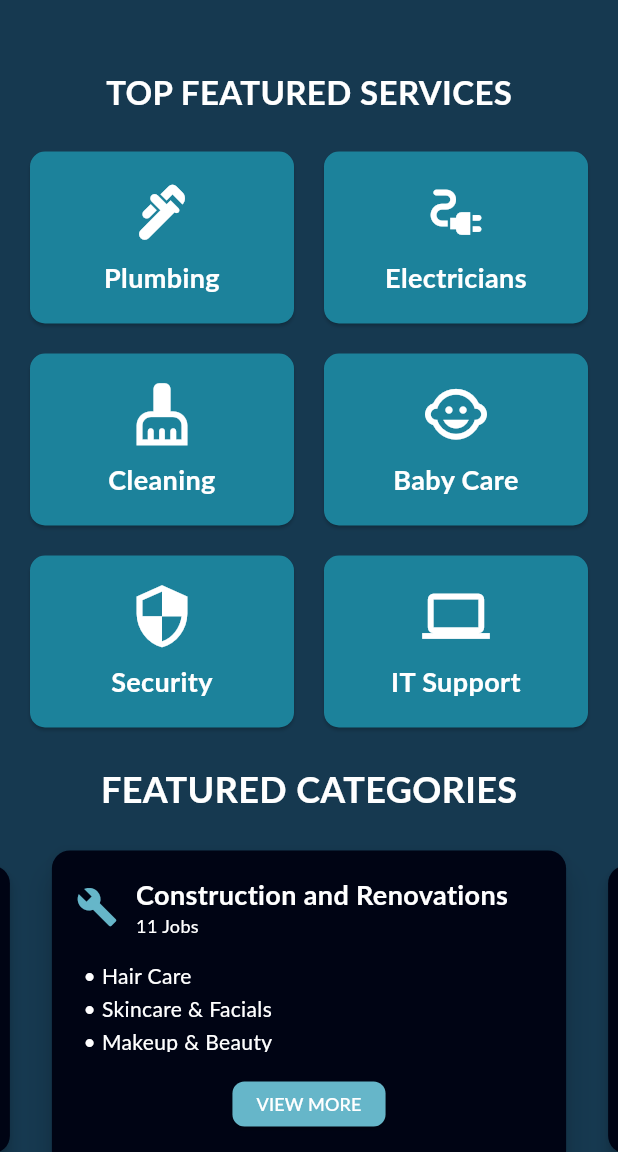
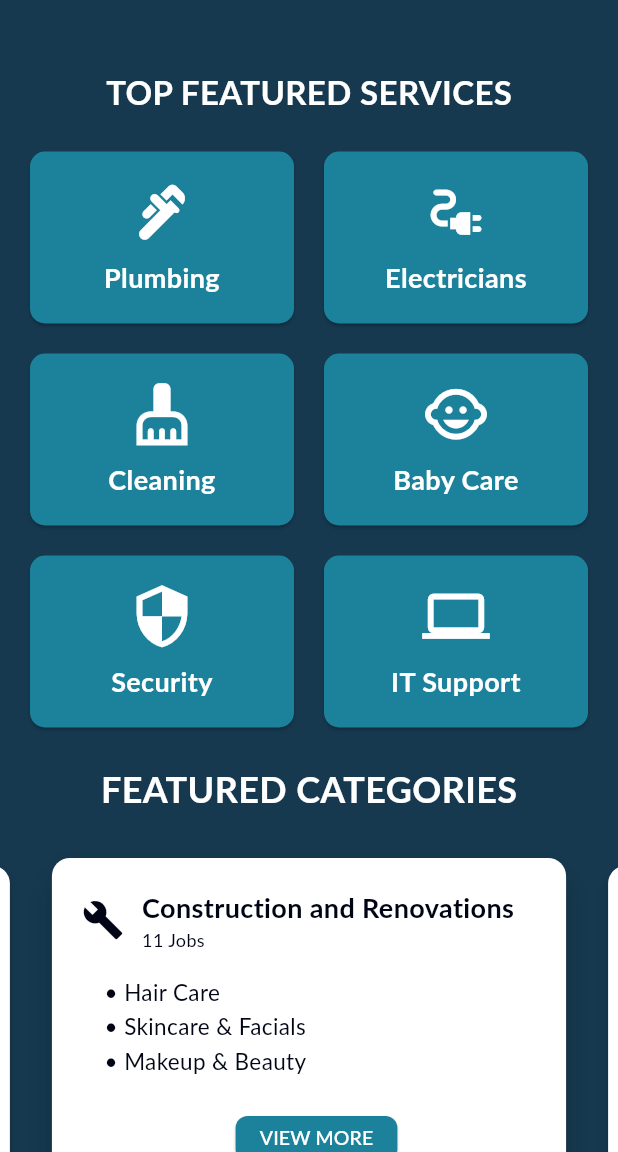
Before and after one commit to plymouth-projects/mad-project, a Flutter app: the screen it shows after launch, scrolled down 576 dp, on a phone screen of 412 x 824 dp, the part 84-1236 px from its top. Run offline on Flutter 3.47's test engine with Material 3 defaults, Android fonts, the phone set to English and light mode, and no system bars; our stand-ins replace flutter_svg.

Commit message:
refactor:change the hall codebase

```diff
--- a/lib/main.dart
+++ b/lib/main.dart
@@ -1,6 +1,6 @@
 import 'package:flutter/material.dart';
-import 'widgets/navbar.dart'; // Import the navbar file
-import 'utils/app_colors.dart'; // Import the custom colors
+import 'views/home/home_screen.dart'; // Updated import path
+import 'config/app_colors.dart'; // Updated import path
 
 void main() => runApp(const MyApp());
 
--- /dev/null
+++ b/lib/views/home/home_screen.dart
@@ -0,0 +1,122 @@
+import 'package:flutter/material.dart';
+import 'package:flutter_svg/flutter_svg.dart';
+import '../../config/app_colors.dart';
+import '../../widgets/hero_section.dart';
+import '../../widgets/top_services.dart';
+import '../../widgets/category_section.dart';
+
+class HomeScreen extends StatelessWidget {
+  const HomeScreen({super.key});
+
+  @override
+  Widget build(BuildContext context) {
+    return Scaffold(
+      appBar: AppBar(
+        title: SvgPicture.asset(
+          'assets/images/findwork.svg',
+          height: 19,
+        ),
+        actions: [
+          Padding(
+            padding: const EdgeInsets.only(right: 30.0),
+            child: IconButton(
+              icon: const Icon(Icons.account_circle_outlined, color: Colors.white),
+              iconSize: 30,
+              onPressed: () {
+                // Handle search icon tap
+              },
+            ),
+          ),
+        ],
+      ),
+      drawer: _buildDrawer(context),
+      body: SingleChildScrollView(
+        child: Column(
+          children: [
+            const HeroSection(),
+            const TopServices(),
+            const CategorySection(),
+          ],
+        ),
+      ),
+    );
+  }
+
+  Drawer _buildDrawer(BuildContext context) {
+    return Drawer(
+      child: Container(
+        color: AppColors.navyBlue,
+        child: Column(
+          crossAxisAlignment: CrossAxisAlignment.stretch,
+          children: [
+            // Drawer header with logo
+            Padding(
+              padding: const EdgeInsets.only(top: 65.0, left: 16.0, bottom: 16.0),
+              child: Row(
+                children: [
+                  SvgPicture.asset(
+                    'assets/images/findwork.svg',
+                    height: 19,
+                  ),
+                ],
+              ),
+            ),
+            const Divider(color: Colors.white24, height: 1),
+
+            // Menu items
+            _buildMenuItem('Home', Icons.home_outlined, isSelected: true),
+            _buildMenuItem('Job Hub', Icons.work_outline),
+            _buildMenuItem('WorkForce Hub', Icons.people_outline),
+            _buildMenuItem('Business Hub', Icons.business_outlined),
+            _buildMenuItem('About Us', Icons.info_outline),
+
+            const Spacer(), // Pushes the bottom items to the bottom of the drawer
+
+            // Bottom menu items
+            const Divider(color: Colors.white24, height: 1),
+            _buildMenuItem('Settings', Icons.settings_outlined),
+            _buildMenuItem('Log In / Sign Up', Icons.login_outlined),
+
+            // Version info at bottom
+            const Padding(
+              padding: EdgeInsets.symmetric(vertical: 16.0, horizontal: 16.0),
+              child: Text(
+                'Version 1.0.0',
+                style: TextStyle(color: Colors.white54, fontSize: 12),
+                textAlign: TextAlign.center,
+              ),
+            ),
+          ],
+        ),
+      ),
+    );
+  }
+
+  Widget _buildMenuItem(String title, IconData icon, {bool isSelected = false}) {
+    return ListTile(
+      leading: Icon(
+        icon,
+        color: isSelected ? AppColors.accentBlue : Colors.white,
+        size: 24,
+      ),
+      title: Text(
+        title,
+        style: TextStyle(
+          color: isSelected ? AppColors.accentBlue : Colors.white,
+          fontSize: 16,
+          fontWeight: isSelected ? FontWeight.bold : FontWeight.normal,
+        ),
+      ),
+      onTap: () {
+        // Handle navigation here
+        // For demonstration, we're just closing the drawer
+        // Navigator.pop(context);
+
+        // In a real app, you would navigate to the respective screen:
+        // Navigator.pushNamed(context, '/job-hub');
+      },
+      dense: true,
+      contentPadding: const EdgeInsets.symmetric(horizontal: 24.0, vertical: 8.0),
+    );
+  }
+}
--- a/lib/widgets/categories.dart
+++ b/lib/widgets/category_section.dart
@@ -1,15 +1,15 @@
 import 'dart:async';
 import 'package:flutter/material.dart';
-import 'package:mad_project/utils/app_colors.dart';
+import '../config/app_colors.dart'; // Updated import path
 
-class CategoriesSection extends StatefulWidget {
-  const CategoriesSection({super.key});
+class CategorySection extends StatefulWidget {
+  const CategorySection({super.key});
 
   @override
-  State<CategoriesSection> createState() => _CategoriesSectionState();
+  State<CategorySection> createState() => _CategorySectionState();
 }
 
-class _CategoriesSectionState extends State<CategoriesSection> {
+class _CategorySectionState extends State<CategorySection> {
   final PageController _pageController = PageController(viewportFraction: 0.9);
   int _currentPage = 0;
   late Timer _autoplayTimer;
@@ -41,14 +41,11 @@ class _CategoriesSectionState extends State<CategoriesSection> {
           curve: Curves.easeInOut,
         );
       } else {
-        // Instead of jumping directly, we'll do a "fake" infinite scroll
-        // by setting up a listener to detect when animation ends
         _pageController.animateToPage(
-          categories.length, // Animate to one beyond the last page
+          categories.length,
           duration: const Duration(milliseconds: 500),
           curve: Curves.easeInOut,
         ).then((_) {
-          // After animation completes, jump back to first page without animation
           _pageController.jumpToPage(0);
         });
       }
@@ -84,7 +81,7 @@ class _CategoriesSectionState extends State<CategoriesSection> {
           ),
         ),
         SizedBox(
-          height: 220, // Increased height from 200 to 220 to accommodate content
+          height: 250, // Increased height from 200 to 220 to accommodate content
           child: PageView.builder(
             controller: _pageController,
             itemCount: categories.length + 1, // Add one extra item for smooth looping
@@ -95,7 +92,7 @@ class _CategoriesSectionState extends State<CategoriesSection> {
               bool isActive = index == _currentPage;
               return AnimatedContainer(
                 duration: const Duration(milliseconds: 300),
-                margin: EdgeInsets.symmetric(horizontal: 10, vertical: isActive ? 0 : 10),
+                margin: EdgeInsets.symmetric(horizontal: 10, vertical: isActive ? 5 : 10),
                 child: _buildCategoryCard(
                   category['title']!,
                   category['icon']!,
@@ -135,19 +132,18 @@ class _CategoriesSectionState extends State<CategoriesSection> {
 
   Widget _buildCategoryCard(String title, IconData icon, String jobs, List<String> services, bool isActive) {
     return Card(
-      color: AppColors.navyBlue,
+      color: AppColors.white,
       shape: RoundedRectangleBorder(borderRadius: BorderRadius.circular(12)),
       elevation: isActive ? 8 : 4,
       child: Padding(
-        padding: const EdgeInsets.all(16.0),
+        padding: const EdgeInsets.only(left:20.0, right: 10.0, top: 20.0, bottom: 10.0),
         child: Column(
           mainAxisSize: MainAxisSize.min, // Use minimum space needed
           crossAxisAlignment: CrossAxisAlignment.start,
           children: [
-            // Header row with icon and title
             Row(
               children: [
-                Icon(icon, size: 28, color: AppColors.accentBlue), // Smaller icon
+                Icon(icon, size: 28, color: AppColors.navyBlue), // Smaller icon
                 const SizedBox(width: 12),
                 Expanded(
                   child: Column(
@@ -158,14 +154,14 @@ class _CategoriesSectionState extends State<CategoriesSection> {
                         style: const TextStyle(
                           fontSize: 18, // Smaller font
                           fontWeight: FontWeight.bold,
-                          color: Colors.white,
+                          color: AppColors.navyBlue,
                         ),
                         maxLines: 1,
                         overflow: TextOverflow.ellipsis,
                       ),
                       Text(
                         '$jobs Jobs',  // Shorter text
-                        style: const TextStyle(fontSize: 12, color: Colors.white),
+                        style: const TextStyle(fontSize: 12, color: AppColors.navyBlue),
                       ),
                     ],
                   ),
@@ -176,17 +172,17 @@ class _CategoriesSectionState extends State<CategoriesSection> {
             const SizedBox(height: 15),
 
             LimitedBox(
-              maxHeight: 60, // Set maximum height for services section
+              maxHeight: 150, // Set maximum height for services section
               child: ListView(
                 shrinkWrap: true,
                 physics: const NeverScrollableScrollPhysics(), // Don't scroll this part
                 padding: EdgeInsets.zero,
                 children: services.take(3).map((service) =>
                   Padding(
-                    padding: const EdgeInsets.only(bottom: 2.0, left: 5.0), // Reduced padding
+                    padding: const EdgeInsets.only(bottom: 2.0, left: 15.0), // Reduced padding
                     child: Text(
                       '• $service',
-                      style: const TextStyle(color: Colors.white, fontSize: 14),
+                      style: const TextStyle(color: AppColors.navyBlue, fontSize: 15),
                       maxLines: 1,
                       overflow: TextOverflow.ellipsis,
                     ),
@@ -195,7 +191,7 @@ class _CategoriesSectionState extends State<CategoriesSection> {
               ),
             ),
 
-            const SizedBox(height: 20), // Push button to bottom
+            const SizedBox(height: 25), // Push button to bottom
 
             // Button
             Center(
@@ -204,13 +200,13 @@ class _CategoriesSectionState extends State<CategoriesSection> {
                 child: ElevatedButton(
                   onPressed: () {},
                   style: ElevatedButton.styleFrom(
-                    backgroundColor: AppColors.accentBlue,
+                    backgroundColor: AppColors.tealDark,
                     shape: RoundedRectangleBorder(borderRadius: BorderRadius.circular(8)),
                     padding: const EdgeInsets.symmetric(horizontal: 16, vertical: 0),
                   ),
                   child: const Text(
                     'VIEW MORE',
-                    style: TextStyle(color: Colors.white, fontSize: 12),
+                    style: TextStyle(color: Colors.white, fontSize: 13),
                   ),
                 ),
               ),
--- a/lib/widgets/hero-section.dart
+++ b/lib/widgets/hero_section.dart
@@ -1,5 +1,5 @@
 import 'package:flutter/material.dart';
-import '../utils/app_colors.dart';
+import '../config/app_colors.dart';
 
 class HeroSection extends StatelessWidget {
   const HeroSection({super.key});
--- a/lib/widgets/navbar.dart
+++ /dev/null
@@ -1,95 +0,0 @@
-  import 'package:flutter/material.dart';
-  import 'package:flutter_svg/flutter_svg.dart';
-  import 'package:mad_project/utils/app_colors.dart';
-  import 'hero-section.dart';
-  import 'top-services.dart';
-  import 'categories.dart';
-   // Import the hero section
-
-  class HomeScreen extends StatelessWidget {
-    const HomeScreen({super.key});
-
-    @override
-    Widget build(BuildContext context) {
-      return Scaffold(
-        appBar: AppBar(
-          title: SvgPicture.asset(
-            'assets/images/findwork.svg',
-            height: 19, // Adjust based on your SVG size
-          ),
-          actions: [
-            Padding(
-              padding: const EdgeInsets.only(right: 30.0),
-              child: IconButton(
-                icon: const Icon(Icons.account_circle_outlined, color: Colors.white),
-                iconSize: 30,
-                onPressed: () {
-                  // Handle search icon tap
-                },
-              ),
-            ),
-          ],
-        ),
-        drawer: _buildDrawer(context),
-        body: SingleChildScrollView(
-          child: Column(
-            children: [
-              const HeroSection(),
-              const TopServices(),
-              const CategoriesSection(),
-            ],
-          ),
-        ),
-      );
-    }
-
-    Drawer _buildDrawer(BuildContext context) {
-      return Drawer(
-        child: Container(
-          color: AppColors.navyBlue,
-          child: Column(
-            crossAxisAlignment: CrossAxisAlignment.stretch,
-            children: [
-              Padding(
-                padding: const EdgeInsets.only(top:65.0, left: 16.0, bottom: 16.0),
-                child: Row(
-                  children: [
-                    SvgPicture.asset(
-                      'assets/images/findwork.svg',
-                      height: 19, // Adjust based on your SVG size
-                    ),
-                  ],
-                ),
-              ),
-              const Divider(),
-              _buildMenuItem('Home', Icons.home_outlined),
-              _buildMenuItem('Job Hub', Icons.work_outline),
-              _buildMenuItem('WorkForce Hub', Icons.people_outline),
-              _buildMenuItem('Business Hub', Icons.business_outlined),
-              _buildMenuItem('About Us', Icons.info_outline),
-              const Spacer(),
-              Padding(
-                padding: const EdgeInsets.only(left: 20.0, right: 20.0, bottom: 100.0),
-                child: ElevatedButton(
-                  onPressed: () {},
-                  child: const Text('Login'),
-                ),
-              ),
-              const SizedBox(height: 16),
-            ],
-          ),
-        ),
-      );
-    }
-
-    Widget _buildMenuItem(String title, IconData icon) {
-      return ListTile(
-        leading: Icon(icon, color: AppColors.white),
-        title: Text(
-          title,
-          style: const TextStyle(fontSize: 16, color: AppColors.white),
-        ),
-        onTap: () {},
-      );
-    }
-  }
--- a/lib/widgets/top-services.dart
+++ b/lib/widgets/top_services.dart
@@ -1,5 +1,7 @@
+// Renamed from top-services.dart to top_services.dart
+
 import 'package:flutter/material.dart';
-import 'package:mad_project/utils/app_colors.dart';
+import '../config/app_colors.dart'; // Updated import path
 
 class TopServices extends StatelessWidget {
   const TopServices({super.key});
```
Also changed, not shown: lib/config/app_constants.dart (added, +11 -0 lines), lib/config/app_routes.dart (added, +15 -0 lines), lib/config/app_theme.dart (added, +54 -0 lines), lib/config/app_colors.dart (renamed from lib/utils/app_colors.dart).
